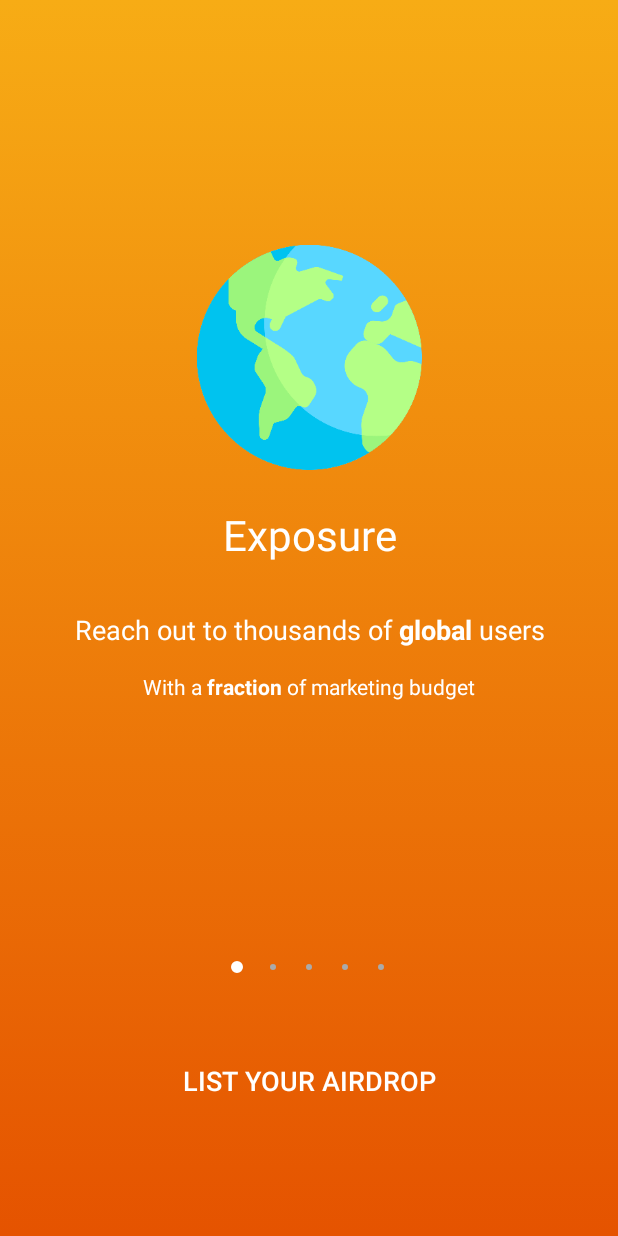
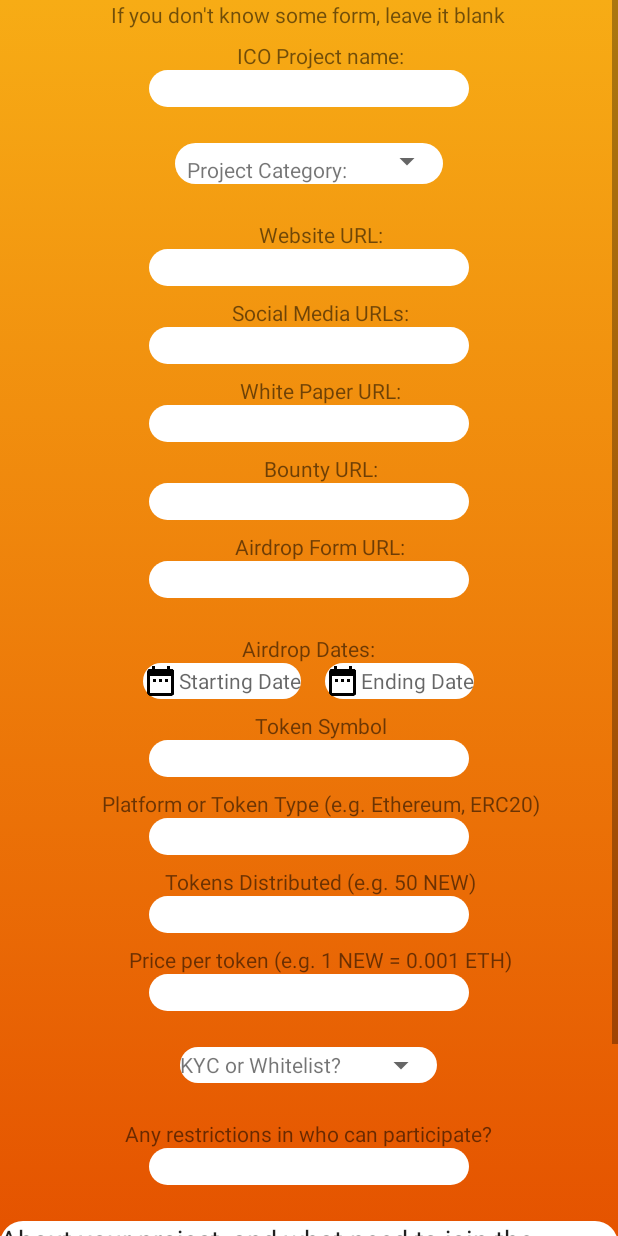
Before and after one commit to ofir-bar/wholecrypto_airdrops, an Android app: the SalesMainPageActivity screen opened directly, with no data from a screen before it, after a tap on "LIST YOUR AIRDROP", on a phone screen of 412 x 824 dp. Run offline under Robolectric (Android 15) with nearby library versions, the phone set to English and light mode, and no system bars; libraries missing offline, so code that uses them is left out: com.mukesh.countrypicker.

Commit message:
added registration form, not complete

```diff
--- a/app/build.gradle
+++ b/app/build.gradle
@@ -41,6 +41,7 @@ dependencies {
     //External Libraries
     implementation 'com.github.ybq:Android-SpinKit:1.1.0' // Custom Loading Animation
     implementation 'com.android.support:multidex:1.0.3'
+    implementation 'com.github.mukeshsolanki:country-picker-android:1.2.4'
 
 }
 
--- a/app/src/main/AndroidManifest.xml
+++ b/app/src/main/AndroidManifest.xml
@@ -1,5 +1,6 @@
+<?xml version="1.0" encoding="utf-8"?>
 <manifest xmlns:android="http://schemas.android.com/apk/res/android"
-package="com.wholecrypto.airdrops">
+    package="com.wholecrypto.airdrops">
 
     <uses-permission android:name="android.permission.INTERNET" />
 
@@ -24,6 +25,8 @@ package="com.wholecrypto.airdrops">
             android:name=".FaqActivity"
             android:parentActivityName=".MainActivity" />
         <activity android:name=".SalesMainPageActivity" />
+        <activity android:name=".newAirdropForm"
+            android:parentActivityName=".MainActivity"/>
     </application>
 
 </manifest>
--- a/app/src/main/java/com/wholecrypto/airdrops/AirdropsAdapter.java
+++ b/app/src/main/java/com/wholecrypto/airdrops/AirdropsAdapter.java
@@ -46,14 +46,14 @@ public class AirdropsAdapter extends RecyclerView.Adapter<AirdropsViewHolder>{
             public void onClick(View v) {
                 Intent intent = new Intent(v.getContext(), DetailedAirdropActivity.class);
 
-
+/*
                 //Gathers all details from the tapped airdrop and pass it to the airdrop-in detail activity
                 intent.putExtra(DetailedAirdropActivity.EXTRA_COINNAME, airdrop.getCoinSymbol());
                 intent.putExtra(DetailedAirdropActivity.EXTRA_COINSYMBOL, airdrop.getCoinSymbol());
                 intent.putExtra(DetailedAirdropActivity.EXTRA_AIRDROP_STARTING_DATE, airdrop.getAirdropStartingDate());
                 intent.putExtra(DetailedAirdropActivity.EXTRA_AIRDROP_ENDING_DATE, airdrop.getAirdropEndingDate());
                 intent.putExtra(DetailedAirdropActivity.EXTRA_AIRDROP_DESCRIPTION, airdrop.getAirdropDescription());
-
+*/
                 //Start Activity with details on a specific airdrop
                 v.getContext().startActivity(intent);
 
--- a/app/src/main/java/com/wholecrypto/airdrops/MainActivity.java
+++ b/app/src/main/java/com/wholecrypto/airdrops/MainActivity.java
@@ -16,12 +16,10 @@ import android.util.Log;
 import android.view.Menu;
 import android.view.MenuItem;
 import android.view.View;
-
 import com.firebase.ui.auth.AuthUI;
 import com.google.android.gms.ads.MobileAds;
 import com.google.firebase.auth.FirebaseAuth;
 import com.google.firebase.auth.FirebaseUser;
-
 import java.util.ArrayList;
 import java.util.Arrays;
 import java.util.List;
@@ -47,7 +45,6 @@ public class MainActivity extends AppCompatActivity implements
         setupUI();
         setupAuthentication();
         MobileAds.initialize(this, "ca-app-pub-3677276785158147~4334258306");
-
     }
 
 
@@ -247,8 +244,7 @@ public class MainActivity extends AppCompatActivity implements
                                     .setPrivacyPolicyUrl("https://superapp.example.com/privacy-policy.html")
                                     .setIsSmartLockEnabled(false)
                                     .setAvailableProviders(Arrays.asList(
-                                            new AuthUI.IdpConfig.PhoneBuilder().build(),
-                                            new AuthUI.IdpConfig.GoogleBuilder().build()))
+                                            new AuthUI.IdpConfig.PhoneBuilder().build()))
                                     .build(),
                             RC_SIGN_IN);
                 }
--- a/app/src/main/java/com/wholecrypto/airdrops/SalesMainPageActivity.java
+++ b/app/src/main/java/com/wholecrypto/airdrops/SalesMainPageActivity.java
@@ -28,16 +28,11 @@ public class SalesMainPageActivity extends AppCompatActivity {
 
         Button publishAirdropBtn = findViewById(R.id.publish_airdrop_button);
 
-        final Intent contactIntent = new Intent(Intent.ACTION_SEND);
-        contactIntent.setType("message/rfc822");
-        contactIntent.putExtra(Intent.EXTRA_EMAIL  , new String[]{"contact@wholecrypto.com"});
-        contactIntent.putExtra(Intent.EXTRA_SUBJECT, "List new airdrop");
-        contactIntent.putExtra(Intent.EXTRA_TEXT   , "Hi, I am a marketing agency/ICO project. I would like to list my project in your app!");
-
         publishAirdropBtn.setOnClickListener(new View.OnClickListener() {
             @Override
             public void onClick(View v) {
-                startActivity(contactIntent);
+                Intent intent = new Intent(SalesMainPageActivity.this, newAirdropForm.class);
+                startActivity(intent);
             }
         });
 
--- /dev/null
+++ b/app/src/main/java/com/wholecrypto/airdrops/newAirdropForm.java
@@ -0,0 +1,28 @@
+package com.wholecrypto.airdrops;
+
+import android.support.v7.app.AppCompatActivity;
+import android.os.Bundle;
+import android.view.View;
+import android.widget.EditText;
+
+import com.mukesh.countrypicker.Country;
+import com.mukesh.countrypicker.CountryPicker;
+import com.mukesh.countrypicker.OnCountryPickerListener;
+
+public class newAirdropForm extends AppCompatActivity {
+
+    @Override
+    protected void onCreate(Bundle savedInstanceState) {
+        super.onCreate(savedInstanceState);
+        setContentView(R.layout.activity_new_airdrop_form);
+
+        EditText startDate = findViewById(R.id.startDate);
+        EditText endDate = findViewById(R.id.endDate);
+
+        setDate startDateDialog = new setDate(startDate,this);
+        setDate endDateDialog = new setDate(endDate,this);
+
+
+
+    }
+}
--- /dev/null
+++ b/app/src/main/res/layout/activity_new_airdrop_form.xml
@@ -0,0 +1,401 @@
+<?xml version="1.0" encoding="utf-8"?>
+<ScrollView xmlns:android="http://schemas.android.com/apk/res/android"
+    xmlns:app="http://schemas.android.com/apk/res-auto"
+    xmlns:tools="http://schemas.android.com/tools"
+    android:layout_width="match_parent"
+    android:layout_height="match_parent"
+    tools:context=".newAirdropForm"
+    android:background="@drawable/publish_airdrop_gradient_background">
+
+<LinearLayout
+    android:layout_width="match_parent"
+    android:layout_height="wrap_content"
+    android:orientation="vertical">
+
+    <!-- Header -->
+    <TextView
+        android:id="@+id/header"
+        android:layout_gravity="center"
+        android:layout_width="wrap_content"
+        android:layout_height="wrap_content"
+        android:text="@string/new_form_header" />
+    <!-- Header -->
+
+
+
+    <!-- ICO Project name ? -->
+    <TextView
+            android:layout_gravity="center"
+            android:layout_marginTop="8dp"
+            android:layout_marginStart="8dp"
+            android:id="@+id/icoProjectName"
+            android:layout_width="wrap_content"
+            android:layout_height="wrap_content"
+            android:text="@string/ico_name" />
+
+        <EditText
+            android:background="@drawable/rounded_edittext"
+            android:layout_gravity="center"
+            android:id="@+id/icoProjectNameText"
+            android:layout_width="wrap_content"
+            android:layout_height="wrap_content"
+            android:ems="10"
+            android:inputType="textPersonName"/>
+    <!-- ICO Project name ? -->
+
+
+    <!-- Project Category -->
+    <LinearLayout
+        android:layout_marginTop="24dp"
+        android:layout_gravity="center"
+        android:layout_width="wrap_content"
+        android:layout_height="match_parent"
+        android:orientation="horizontal"
+        android:background="@drawable/rounded_edittext">
+
+        <TextView
+            android:layout_marginTop="8dp"
+            android:layout_marginStart="8dp"
+            android:id="@+id/categoryText"
+            android:layout_width="wrap_content"
+            android:layout_height="wrap_content"
+            android:text="@string/project_category" />
+
+        <Spinner
+            android:layout_marginStart="16dp"
+            android:id="@+id/category"
+            android:layout_width="wrap_content"
+            android:layout_height="wrap_content" />
+
+    </LinearLayout>
+    <!-- Project Category -->
+
+
+    <!-- Website URL -->
+        <TextView
+            android:layout_gravity="center"
+            android:layout_marginTop="24dp"
+            android:layout_marginStart="8dp"
+            android:id="@+id/websiteURL"
+            android:layout_width="wrap_content"
+            android:layout_height="wrap_content"
+            android:text="@string/website_url"/>
+
+        <EditText
+            android:background="@drawable/rounded_edittext"
+            android:layout_gravity="center"
+            android:id="@+id/websiteURLText"
+            android:layout_width="wrap_content"
+            android:layout_height="wrap_content"
+            android:ems="10"
+            android:inputType="textUri" />
+    <!-- Website URL -->
+
+
+    <!-- Social Media URLs -->
+    <TextView
+        android:layout_gravity="center"
+        android:layout_marginTop="8dp"
+            android:layout_marginStart="8dp"
+            android:id="@+id/socialMediaURL"
+            android:layout_width="wrap_content"
+            android:layout_height="wrap_content"
+            android:text="@string/social_media_url" />
+
+        <EditText
+            android:background="@drawable/rounded_edittext"
+            android:layout_gravity="center"
+            android:id="@+id/socialMediaURLText"
+            android:layout_width="wrap_content"
+            android:layout_height="wrap_content"
+            android:ems="10"
+            android:inputType="textUri"/>
+
+    <!-- Social Media URLs -->
+
+
+    <!-- White Paper URL -->
+    <TextView
+            android:layout_gravity="center"
+            android:layout_marginTop="8dp"
+            android:layout_marginStart="8dp"
+            android:id="@+id/whitepaperURL"
+            android:layout_width="wrap_content"
+            android:layout_height="wrap_content"
+            android:text="@string/white_paper_url"/>
+
+        <EditText
+            android:background="@drawable/rounded_edittext"
+            android:layout_gravity="center"
+            android:id="@+id/whitepaperURLText"
+            android:layout_width="wrap_content"
+            android:layout_height="wrap_content"
+            android:ems="10"
+            android:inputType="textUri"/>
+    <!-- White Paper URL -->
+
+
+    <!-- Bounty URL -->
+    <TextView
+            android:layout_gravity="center"
+            android:layout_marginTop="8dp"
+            android:layout_marginStart="8dp"
+            android:id="@+id/bountyURLText"
+            android:layout_width="wrap_content"
+            android:layout_height="wrap_content"
+            android:text="@string/bounty_url"/>
+
+        <EditText
+            android:background="@drawable/rounded_edittext"
+            android:layout_gravity="center"
+            android:id="@+id/bountyURL"
+            android:layout_width="wrap_content"
+            android:layout_height="wrap_content"
+            android:ems="10"
+            android:inputType="textUri"/>
+    <!-- Bounty URL -->
+
+
+    <!-- Airdrop Form URL -->
+    <TextView
+        android:layout_gravity="center"
+        android:layout_marginTop="8dp"
+        android:layout_marginStart="8dp"
+        android:id="@+id/airdropFormURLText"
+        android:layout_width="wrap_content"
+        android:layout_height="wrap_content"
+        android:text="@string/airdrop_form_url"/>
+
+        <EditText
+            android:background="@drawable/rounded_edittext"
+            android:layout_gravity="center"
+            android:id="@+id/airdropFormURL"
+            android:layout_width="wrap_content"
+            android:layout_height="wrap_content"
+            android:ems="10"
+            android:inputType="textUri"/>
+    <!-- Airdrop Form URL -->
+
+
+    <!-- Airdrop Dates -->
+    <TextView
+        android:layout_marginTop="24dp"
+        android:layout_gravity="center"
+        android:id="@+id/airdropDatesText"
+        android:layout_width="wrap_content"
+        android:layout_height="wrap_content"
+        android:text="@string/airdrop_dates"/>
+
+    <LinearLayout
+        android:layout_width="wrap_content"
+        android:layout_height="match_parent"
+        android:orientation="horizontal"
+        android:layout_gravity="center">
+
+        <EditText
+            android:background="@drawable/rounded_edittext"
+            android:id="@+id/startDate"
+            android:layout_width="wrap_content"
+            android:layout_height="wrap_content"
+            android:drawableStart="@drawable/ic_date_range_black_24dp"
+            android:hint="@string/airdrop_starting_date"
+            android:textSize="14sp"/>
+
+
+
+        <EditText
+            android:layout_marginStart="16dp"
+            android:background="@drawable/rounded_edittext"
+            android:id="@+id/endDate"
+            android:layout_width="wrap_content"
+            android:layout_height="wrap_content"
+            android:drawableStart="@drawable/ic_date_range_black_24dp"
+            android:hint="@string/airdrop_ending_date"
+            android:textSize="14sp"/>
+
+    </LinearLayout>
+    <!-- Airdrop Dates -->
+
+    <!-- Token Symbol -->
+    <TextView
+        android:layout_gravity="center"
+        android:layout_marginTop="8dp"
+        android:layout_marginStart="8dp"
+        android:id="@+id/tokenSymbolText"
+        android:layout_width="wrap_content"
+        android:layout_height="wrap_content"
+        android:text="@string/token_symbol"/>
+
+    <EditText
+        android:background="@drawable/rounded_edittext"
+        android:layout_gravity="center"
+        android:id="@+id/tokenSymbol"
+        android:layout_width="wrap_content"
+        android:layout_height="wrap_content"
+        android:ems="10"
+        android:inputType="textUri"/>
+    <!-- Token Symbol -->
+
+
+
+    <!-- Platform Type -->
+    <TextView
+        android:layout_gravity="center"
+        android:layout_marginTop="8dp"
+        android:layout_marginStart="8dp"
+        android:id="@+id/projectPlatformText"
+        android:layout_width="wrap_content"
+        android:layout_height="wrap_content"
+        android:text="@string/project_platform"/>
+
+    <EditText
+        android:background="@drawable/rounded_edittext"
+        android:layout_gravity="center"
+        android:id="@+id/projectPlatform"
+        android:layout_width="wrap_content"
+        android:layout_height="wrap_content"
+        android:ems="10"
+        android:inputType="text"/>
+    <!-- Platform Type -->
+
+
+
+
+
+    <!-- Token distributed -->
+
+    <TextView
+        android:layout_gravity="center"
+        android:layout_marginTop="8dp"
+        android:layout_marginStart="8dp"
+        android:id="@+id/tokenAmountText"
+        android:layout_width="wrap_content"
+        android:layout_height="wrap_content"
+        android:text="@string/token_amount"/>
+
+        <EditText
+            android:layout_gravity="center"
+            android:background="@drawable/rounded_edittext"
+            android:id="@+id/tokenAmount"
+            android:layout_width="wrap_content"
+            android:layout_height="wrap_content"
+            android:ems="10"
+            />
+    <!-- Token distributed -->
+
+
+
+
+    <!-- Price Per Token -->
+    <TextView
+        android:layout_gravity="center"
+        android:layout_marginTop="8dp"
+        android:layout_marginStart="8dp"
+        android:id="@+id/pricePerTokenText"
+        android:layout_width="wrap_content"
+        android:layout_height="wrap_content"
+        android:text="@string/price_per_token"/>
+
+    <EditText
+        android:layout_gravity="center"
+        android:background="@drawable/rounded_edittext"
+        android:id="@+id/pricePerToken"
+        android:layout_width="wrap_content"
+        android:layout_height="wrap_content"
+        android:ems="10"
+        />
+    <!-- Price Per Token -->
+
+
+    <!-- KYC or Whitelist? -->
+    <LinearLayout
+        android:layout_marginTop="24dp"
+        android:layout_width="wrap_content"
+        android:layout_height="match_parent"
+        android:orientation="horizontal"
+        android:layout_gravity="center"
+        android:background="@drawable/rounded_edittext">
+
+        <TextView
+            android:layout_gravity="center"
+            android:layout_width="wrap_content"
+            android:layout_height="wrap_content"
+            android:text="@string/kyc_or_whitelist"
+            android:id="@+id/kycOrWhitelistText"/>
+
+        <Spinner
+            android:layout_gravity="center"
+            android:layout_marginStart="16dp"
+            android:id="@+id/kycOrWhitelist"
+            android:layout_width="wrap_content"
+            android:layout_height="wrap_content" />
+
+    </LinearLayout>
+
+    <!-- KYC or Whitelist? -->
+
+
+    <!-- Restrictions -->
+        <TextView
+            android:layout_marginTop="24dp"
+            android:layout_gravity="center"
+            android:layout_width="wrap_content"
+            android:layout_height="wrap_content"
+            android:id="@+id/restrictionsText"
+            android:text="@string/restrictions"/>
+
+        <EditText
+            android:layout_gravity="center"
+            android:id="@+id/restrictions"
+            android:layout_width="wrap_content"
+            android:layout_height="wrap_content"
+            android:background="@drawable/rounded_edittext"
+            android:ems="10"/>
+    <!-- Restrictions -->
+
+
+    <!-- About -->
+    <EditText
+        android:layout_marginTop="24dp"
+        android:background="@drawable/rounded_edittext"
+        android:layout_gravity="center"
+        android:id="@+id/about"
+        android:layout_width="match_parent"
+        android:layout_height="wrap_content"
+        android:text="@string/about"
+        android:ems="10"
+        android:inputType="textMultiLine" />
+    <!-- About -->
+
+
+    <!-- is Premium ? -->
+    <Switch
+        android:layout_gravity="center"
+        android:layout_marginTop="8dp"
+        android:layout_marginStart="8dp"
+        android:id="@+id/isPremiumSwitch"
+        android:layout_width="wrap_content"
+        android:layout_height="wrap_content"
+        android:text="@string/is_premium"/>
+    <!-- is Premium ? -->
+
+
+    <CheckBox
+        android:id="@+id/checkBox"
+        android:layout_width="match_parent"
+        android:layout_height="wrap_content"
+        android:text="I accept the Terms of Service" />
+
+
+    <Button
+        android:layout_width="wrap_content"
+        android:layout_height="wrap_content"
+        android:layout_gravity="center"
+        android:text="Send"/>
+
+
+
+
+</LinearLayout>
+
+</ScrollView>
--- a/app/src/main/res/layout/toolbar_main.xml
+++ b/app/src/main/res/layout/toolbar_main.xml
@@ -3,6 +3,6 @@
     xmlns:android="http://schemas.android.com/apk/res/android"
     android:layout_width="match_parent"
     android:layout_height="?attr/actionBarSize"
-    android:background="?attr/colorPrimary"
+    android:background="#FFF3E0"
     android:theme="@style/ThemeOverlay.AppCompat.Dark.ActionBar"
     />
--- a/app/src/main/res/values/strings.xml
+++ b/app/src/main/res/values/strings.xml
@@ -91,4 +91,33 @@
     <string name="list_your_airdrop">List Your Airdrop</string>
 
 
+
+    <!-- Register new airdrop -->
+
+    <string name="new_form_header">If you don\'t know some form, leave it blank</string>
+    <string name="is_premium">Premium Airdrop?</string>
+    <string name="ico_name">ICO Project name:</string>
+
+    <string name="website_url">Website URL:</string>
+    <string name="social_media_url">Social Media URLs:</string>
+    <string name="white_paper_url">White Paper URL:</string>
+    <string name="bounty_url">Bounty URL:</string>
+    <string name="airdrop_form_url">Airdrop Form URL:</string>
+    <string name="country_of_operation">Country of Operation</string>
+    <string name="project_category">Project Category:</string>
+    <string name="airdrop_dates">Airdrop Dates:</string>
+    <string name="token_symbol">Token Symbol</string>
+    <string name="project_platform">Platform or Token Type (e.g. Ethereum, ERC20)</string>
+    <string name="token_amount">Tokens Distributed (e.g. 50 NEW) </string>
+    <string name="price_per_token">Price per token (e.g. 1 NEW = 0.001 ETH)  </string>
+    <string name="kyc_or_whitelist">KYC or Whitelist?</string>
+    <string name="restrictions">Any restrictions in who can participate?</string>
+    <string name="about">About your project, and what need to join the airdrop</string>
+
+
+
+
+
+
+
 </resources>
```
Also changed, not shown: app/src/main/java/com/wholecrypto/airdrops/Airdrop.java (+192 -29 lines), app/src/main/java/com/wholecrypto/airdrops/AirdropsViewHolder.java (+5 -5 lines).
